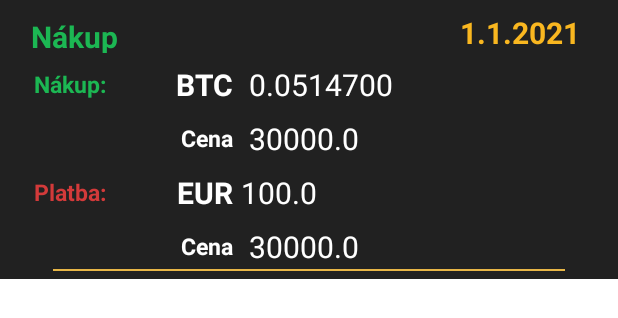
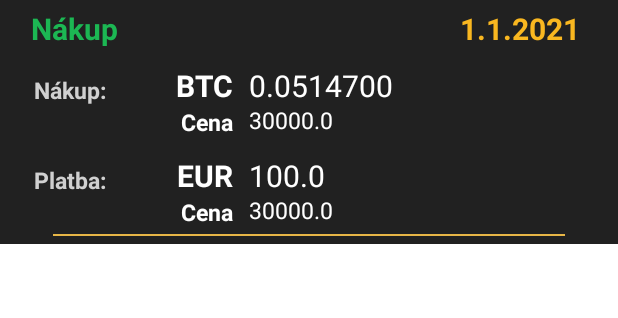
Before and after one commit to bobcikprogramming/Bakalarska_prace, an Android app: the layout recycler_view_transactions.xml on its own in the app's theme, with its tools: preview values and no code run, on a phone screen of 412 x 824 dp. Shown: the top 318 px of the screen. Run offline under Robolectric (Android 15) with nearby library versions, the phone set to English and light mode, and no system bars.

Commit message:
SQL and GUI

```diff
--- a/app/src/main/java/com/bobcikprogramming/kryptoevidence/RecyclerViewTransactions.java
+++ b/app/src/main/java/com/bobcikprogramming/kryptoevidence/RecyclerViewTransactions.java
@@ -13,6 +13,8 @@ import android.widget.Toast;
 
 import com.bobcikprogramming.kryptoevidence.database.TransactionEntity;
 
+import java.text.DecimalFormat;
+import java.text.NumberFormat;
 import java.util.List;
 
 public class RecyclerViewTransactions extends RecyclerView.Adapter<RecyclerViewTransactions.ViewHolder>  {
@@ -41,6 +43,8 @@ public class RecyclerViewTransactions extends RecyclerView.Adapter<RecyclerViewT
         holder.textViewNameSell.setText(data.nameSold);
         holder.textViewQuantityBuy.setText(String.valueOf(data.quantityBought));
         holder.textViewQuantitySell.setText(String.valueOf(data.quantitySold));
+        holder.textViewPriceBuy.setText(String.valueOf(data.priceBought));
+        holder.textViewPriceSell.setText(String.valueOf(data.priceSold));
 
         changeItemViewByTransactionType(data.transactionType, holder.textViewOperation, holder.textViewDesPriceBuy, holder.textViewPriceBuy, holder.textViewDesPriceSell, holder.textViewPriceSell);
     }
--- a/app/src/main/res/layout/recycler_view_transactions.xml
+++ b/app/src/main/res/layout/recycler_view_transactions.xml
@@ -10,10 +10,9 @@ android:orientation="vertical"
 android:id="@+id/layoutTransactions"
 android:padding="5dp">
 
-
     <LinearLayout
         android:layout_width="match_parent"
-        android:layout_height="30dp"
+        android:layout_height="25dp"
         android:orientation="horizontal">
         <TextView
             android:layout_width="match_parent"
@@ -24,8 +23,8 @@ android:padding="5dp">
             android:textColor="@color/headlineBuy"
             android:textSize="20dp"
             android:textStyle="bold"
-            android:paddingLeft="15dp"
-            android:paddingTop="5dp"/>
+            android:gravity="center_vertical"
+            android:paddingLeft="15dp"/>
 
         <TextView
             android:layout_width="wrap_content"
@@ -35,7 +34,7 @@ android:padding="5dp">
             android:textColor="@color/descripton"
             android:textSize="20dp"
             android:textStyle="bold"
-            android:gravity="bottom"
+            android:gravity="center_vertical"
             android:paddingRight="20dp"/>
     </LinearLayout>
 
@@ -51,7 +50,7 @@ android:padding="5dp">
 
             <LinearLayout
                 android:layout_width="wrap_content"
-                android:layout_height="42dp"
+                android:layout_height="40dp"
                 android:orientation="vertical">
 
                 <LinearLayout
@@ -62,7 +61,7 @@ android:padding="5dp">
                     <TextView
                         style="@style/MyTextViewRecyclerViewHeadline"
                         android:text="Nákup:"
-                        android:textColor="@color/headlineBuy"/>
+                        android:textColor="@color/dirtyWhite"/>
 
                     <TextView
                         style="@style/MyTextViewRecyclerViewName"
@@ -74,20 +73,13 @@ android:padding="5dp">
             </LinearLayout>
 
             <TextView
-                android:layout_width="80dp"
-                android:layout_height="30dp"
+                style="@style/MyTextViewRecyclerViewPriceDescription"
                 android:id="@+id/textViewDescriptionPriceBuy"
-                android:text="Cena"
-                android:textColor="@color/white"
-                android:textStyle="bold"
-                android:textSize="15dp"
-                android:gravity="center|right"
-                android:layout_gravity="right"
-                android:paddingRight="5dp"/>
+                android:text="Cena" />
 
             <LinearLayout
                 android:layout_width="wrap_content"
-                android:layout_height="42dp"
+                android:layout_height="40dp"
                 android:orientation="vertical">
 
                 <LinearLayout
@@ -98,7 +90,7 @@ android:padding="5dp">
                     <TextView
                         style="@style/MyTextViewRecyclerViewHeadline"
                         android:text="Platba:"
-                        android:textColor="@color/headlineSell"/>
+                        android:textColor="@color/dirtyWhite"/>
 
                     <TextView
                         style="@style/MyTextViewRecyclerViewName"
@@ -110,16 +102,9 @@ android:padding="5dp">
             </LinearLayout>
 
             <TextView
-                android:layout_width="80dp"
-                android:layout_height="30dp"
+                style="@style/MyTextViewRecyclerViewPriceDescription"
                 android:id="@+id/textViewDescriptionPriceSell"
-                android:text="Cena"
-                android:textColor="@color/white"
-                android:textStyle="bold"
-                android:textSize="15dp"
-                android:gravity="center|right"
-                android:layout_gravity="right"
-                android:paddingRight="5dp"/>
+                android:text="Cena"/>
 
         </LinearLayout>
 
@@ -129,45 +114,32 @@ android:padding="5dp">
             android:orientation="vertical">
 
             <TextView
-                android:layout_width="match_parent"
-                android:layout_height="42dp"
+                style="@style/MyTextViewRecyclerViewQuantityAndPrice"
+                android:layout_height="40dp"
                 android:id="@+id/textViewQuantityBuy"
                 android:text="0.0514700"
-                android:textColor="@color/white"
-                android:textSize="20dp"
-                android:gravity="center|left"
-                android:paddingLeft="5dp"/>
+                android:textSize="20dp"/>
 
             <TextView
-                android:layout_width="match_parent"
-                android:layout_height="30dp"
+                style="@style/MyTextViewRecyclerViewQuantityAndPrice"
+                android:layout_height="20dp"
                 android:id="@+id/textViewPriceBuy"
                 android:text="30000.0"
-                android:textColor="@color/white"
-                android:textSize="20dp"
-                android:gravity="center|left"
-                android:paddingLeft="5dp"
-                android:paddingRight="5dp"/>
+                android:textSize="15dp"/>
 
             <TextView
-                android:layout_width="match_parent"
-                android:layout_height="42dp"
+                style="@style/MyTextViewRecyclerViewQuantityAndPrice"
+                android:layout_height="40dp"
                 android:id="@+id/textViewQuantitySell"
                 android:text="100.0"
-                android:textColor="@color/white"
-                android:textSize="20dp"
-                android:gravity="center|left"/>
+                android:textSize="20dp"/>
 
             <TextView
-                android:layout_width="match_parent"
-                android:layout_height="match_parent"
+                style="@style/MyTextViewRecyclerViewQuantityAndPrice"
+                android:layout_height="20dp"
                 android:id="@+id/textViewPriceSell"
                 android:text="30000.0"
-                android:textColor="@color/white"
-                android:textSize="20dp"
-                android:gravity="center|left"
-                android:paddingLeft="5dp"
-                android:paddingRight="5dp"/>
+                android:textSize="15dp"/>
 
         </LinearLayout>
 
@@ -178,5 +150,6 @@ android:padding="5dp">
         android:layout_height="1dp"
         android:layout_marginLeft="30dp"
         android:layout_marginRight="30dp"
+        android:layout_marginTop="5dp"
         android:background="@color/recyclerViewItemUnderline"/>
 </LinearLayout>
--- a/app/src/main/res/values/colors.xml
+++ b/app/src/main/res/values/colors.xml
@@ -2,6 +2,7 @@
 <resources>
     <color name="black">#FF000000</color>
     <color name="white">#FFFFFFFF</color>
+    <color name="dirtyWhite">#D0D0D0</color>
 
     <color name="navBarSelect">#F9B720</color>
     <color name="navBarIconVariant">#E7B647</color>
--- a/app/src/main/res/values/themes.xml
+++ b/app/src/main/res/values/themes.xml
@@ -67,7 +67,7 @@
         <item name="android:layout_height">match_parent</item>
         <item name="android:textStyle">bold</item>
         <item name="android:textSize">15dp</item>
-        <item name="android:gravity">center|right</item>
+        <item name="android:gravity">bottom|right</item>
         <item name="android:paddingRight">10dp</item>
         <item name="android:layout_marginLeft">5dp</item>
     </style>
@@ -80,11 +80,29 @@
         <item name="android:textColor">@color/white</item>
         <item name="android:textStyle">bold</item>
         <item name="android:textSize">20dp</item>
-        <item name="android:gravity">center|right</item>
+        <item name="android:gravity">bottom|right</item>
         <item name="android:paddingRight">5dp</item>
         <item name="android:layout_marginLeft">10dp</item>
         <item name="android:singleLine">true</item>
     </style>
 
+    <style name="MyTextViewRecyclerViewPriceDescription">
+        <item name="android:layout_width">80dp</item>
+        <item name="android:layout_height">20dp</item>
+        <item name="android:textColor">@color/white</item>
+        <item name="android:textStyle">bold</item>
+        <item name="android:textSize">15dp</item>
+        <item name="android:gravity">center|right</item>
+        <item name="android:layout_gravity">right</item>
+        <item name="android:paddingRight">5dp</item>
+    </style>
+
+    <style name="MyTextViewRecyclerViewQuantityAndPrice">
+        <item name="android:layout_width">match_parent</item>
+        <item name="android:textColor">@color/white</item>
+        <item name="android:gravity">bottom|left</item>
+        <item name="android:paddingLeft">5dp</item>
+        <item name="android:singleLine">true</item>
+    </style>
 
 </resources>
```
Also changed, not shown: app/src/main/java/com/bobcikprogramming/kryptoevidence/TabBuyFragmentAdd.java (+8 -10 lines), app/src/main/java/com/bobcikprogramming/kryptoevidence/TabChangeFragmentAdd.java (+41 -9 lines), app/src/main/java/com/bobcikprogramming/kryptoevidence/TabOverviewFragmentTransactions.java (+1 -15 lines), app/src/main/java/com/bobcikprogramming/kryptoevidence/TabSellFragmentBuy.java (+6 -10 lines), app/src/main/java/com/bobcikprogramming/kryptoevidence/database/TransactionEntity.java (+5 -5 lines), app/src/main/res/layout/fragment_add_tab_change.xml (+31 -31 lines), app/src/main/res/layout/fragment_overview_tab_transactions.xml (+2 -9 lines).
